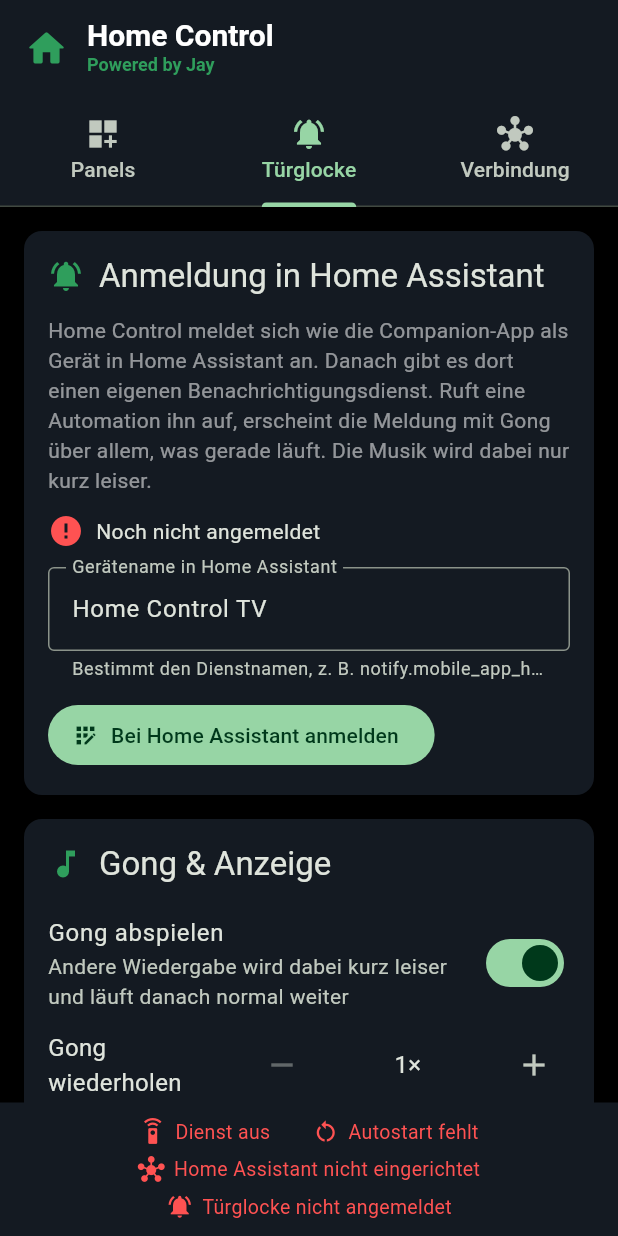
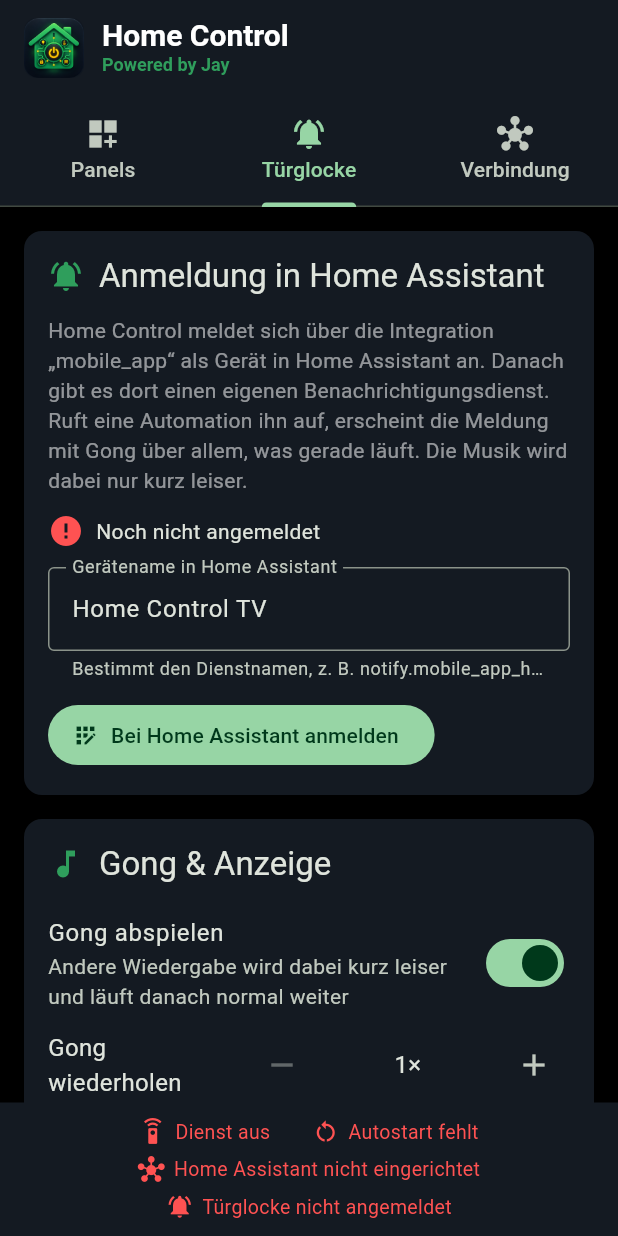
Before and after one commit to JayLo1401/home.control, a Flutter app: the screen it shows after launch, tab 2 chosen, on a phone screen of 412 x 824 dp. Run offline on Flutter 3.47's test engine with Material 3 defaults, Android fonts, the phone set to English and light mode, and no system bars; our stand-ins replace shared_preferences; statements that could not run were skipped; project files that could hold a hidden picture were left out.

Commit message:
Neues App-Logo "Intelligentes Haus mit Power-Symbol", neutrales README
- docs/logo.png als Quelle; gen_icons.ps1 erzeugt daraus Launcher-Icons
  (Kachel mit runden Ecken), adaptives Icon (Haus im sicheren Bereich),
  TV-Banner und das Logo in der App-Kopfzeile
- Startbildschirm mit neuem Logo
- README/Texte ohne Vergleiche mit anderen Apps

Co-Authored-By: Claude Opus 5.5 <noreply@anthropic.com>

```diff
--- a/lib/ha/mobile_app.dart
+++ b/lib/ha/mobile_app.dart
@@ -4,7 +4,7 @@ import 'dart:math';
 
 import 'ha_client.dart';
 
-/// Registrierung als Geraet der HA-Integration `mobile_app` (wie die Companion-App).
+/// Registrierung als Geraet der HA-Integration `mobile_app`.
 /// HA legt dabei den Dienst `notify.mobile_app_<geraetename>` an; Nachrichten kommen
 /// lokal ueber den WebSocket-Push-Kanal (keine Cloud noetig).
 class MobileAppRegistration {
@@ -118,7 +118,7 @@ class DoorbellMessage {
         _ => null,
       },
       camera: data['camera'] as String?,
-      // wie bei der Companion-App: Nachricht wieder schliessen
+      // Konvention der mobile_app-Benachrichtigungen: Nachricht wieder schliessen
       clear: message == 'clear_notification',
     );
   }
--- a/lib/settings/doorbell_settings.dart
+++ b/lib/settings/doorbell_settings.dart
@@ -118,7 +118,7 @@ class _DoorbellSettingsState extends State<DoorbellSettings> {
     return ListView(padding: const EdgeInsets.all(16), children: [
       SectionCard(title: 'Anmeldung in Home Assistant', icon: Icons.notifications_active, children: [
         const Text(
-          'Home Control meldet sich wie die Companion-App als Gerät in Home Assistant an. '
+          'Home Control meldet sich über die Integration „mobile_app“ als Gerät in Home Assistant an. '
           'Danach gibt es dort einen eigenen Benachrichtigungsdienst. Ruft eine Automation ihn auf, '
           'erscheint die Meldung mit Gong über allem, was gerade läuft. Die Musik wird dabei nur kurz leiser.',
           style: TextStyle(color: Colors.white54),
--- a/lib/settings/settings_page.dart
+++ b/lib/settings/settings_page.dart
@@ -211,7 +211,7 @@ class _SettingsPageState extends State<SettingsPage> {
           backgroundColor: panelBackground,
           toolbarHeight: 64,
           title: Row(children: [
-            const Icon(Icons.home_rounded, color: brandGreen, size: 30),
+            Image.asset('assets/logo.png', width: 40, height: 40, filterQuality: FilterQuality.medium),
             const SizedBox(width: 12),
             Column(crossAxisAlignment: CrossAxisAlignment.start, mainAxisSize: MainAxisSize.min, children: [
               const Text('Home Control',
--- a/pubspec.yaml
+++ b/pubspec.yaml
@@ -22,6 +22,7 @@ flutter:
 
   # Material Design Icons (@mdi/font 7.4.47) fuer HA-Symbole "mdi:..."
   assets:
+    - assets/logo.png
     - assets/mdi/names.txt
   fonts:
     - family: MaterialDesignIcons
```
Also changed, not shown: assets/logo.png (added), docs/logo.png (added), 16 other files.
